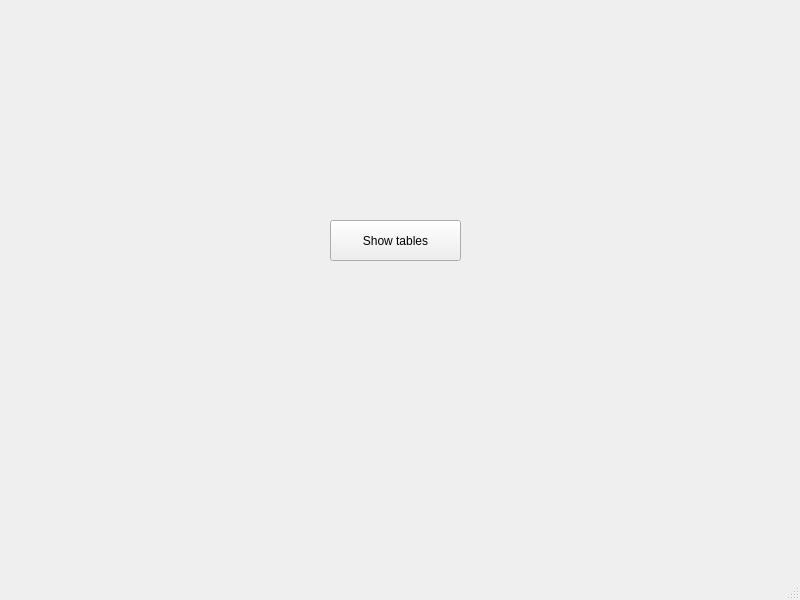
The window that code/gui/gui/mainwindow.ui (JustRayCB/bdd_projet1) describes before a commit, drawn with Qt 5.
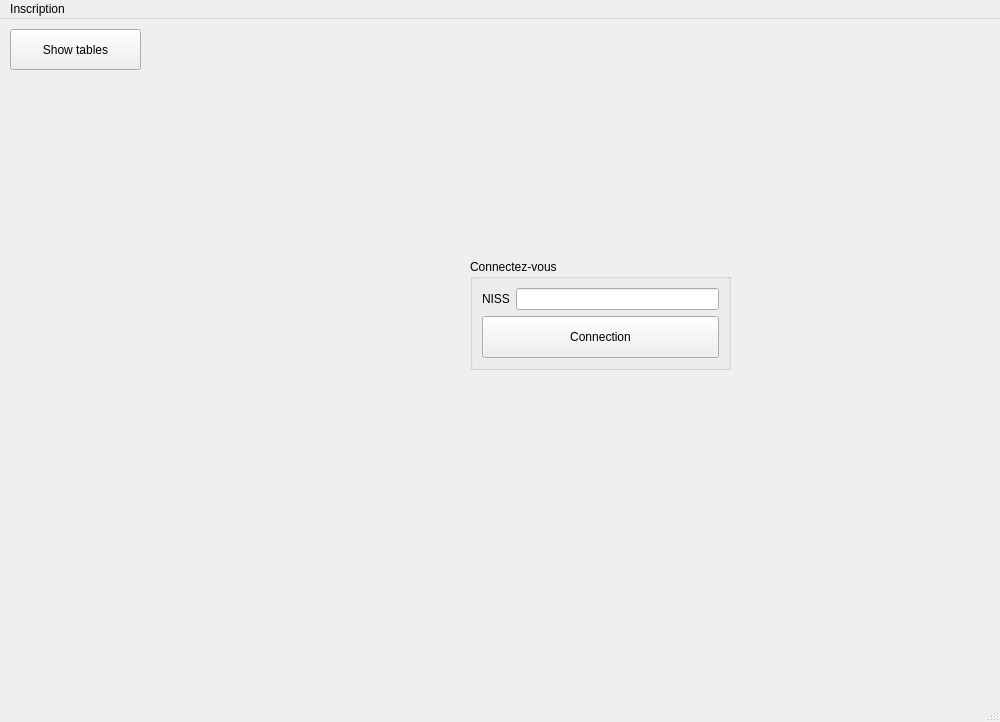
The same window after the commit. Icons and pictures are not drawn.

Commit message: Adding connection layout + ok to run with qt5

What changed in the file:
```diff
--- a/code/gui/gui/mainwindow.ui
+++ b/code/gui/gui/mainwindow.ui
@@ -6,8 +6,8 @@
    <rect>
     <x>0</x>
     <y>0</y>
-    <width>800</width>
-    <height>600</height>
+    <width>1000</width>
+    <height>722</height>
    </rect>
   </property>
   <property name="windowTitle">
@@ -17,8 +17,8 @@
    <widget class="QPushButton" name="pushButton">
     <property name="geometry">
      <rect>
-      <x>330</x>
-      <y>220</y>
+      <x>10</x>
+      <y>10</y>
       <width>131</width>
       <height>41</height>
      </rect>
@@ -27,18 +27,103 @@
      <string>Show tables</string>
     </property>
    </widget>
+   <widget class="QGroupBox" name="groupBox">
+    <property name="geometry">
+     <rect>
+      <x>470</x>
+      <y>240</y>
+      <width>261</width>
+      <height>111</height>
+     </rect>
+    </property>
+    <property name="title">
+     <string>Connectez-vous</string>
+    </property>
+    <layout class="QVBoxLayout" name="verticalLayout">
+     <item>
+      <layout class="QHBoxLayout" name="horizontalLayout">
+       <item>
+        <widget class="QLabel" name="nissLabel">
+         <property name="text">
+          <string>NISS</string>
+         </property>
+        </widget>
+       </item>
+       <item>
+        <widget class="QLineEdit" name="nissText"/>
+       </item>
+      </layout>
+     </item>
+     <item>
+      <widget class="QPushButton" name="connectionButton">
+       <property name="sizePolicy">
+        <sizepolicy hsizetype="Minimum" vsizetype="Preferred">
+         <horstretch>0</horstretch>
+         <verstretch>0</verstretch>
+        </sizepolicy>
+       </property>
+       <property name="text">
+        <string>Connection</string>
+       </property>
+      </widget>
+     </item>
+    </layout>
+   </widget>
+   <widget class="QLabel" name="loginPic">
+    <property name="geometry">
+     <rect>
+      <x>140</x>
+      <y>180</y>
+      <width>261</width>
+      <height>251</height>
+     </rect>
+    </property>
+    <property name="text">
+     <string/>
+    </property>
+    <property name="pixmap">
+     <pixmap>pictures/login.png</pixmap>
+    </property>
+    <property name="scaledContents">
+     <bool>true</bool>
+    </property>
+   </widget>
   </widget>
+  <widget class="QStatusBar" name="statusbar"/>
   <widget class="QMenuBar" name="menubar">
    <property name="geometry">
     <rect>
      <x>0</x>
      <y>0</y>
-     <width>800</width>
+     <width>1000</width>
      <height>19</height>
     </rect>
    </property>
+   <widget class="QMenu" name="menuInscription">
+    <property name="title">
+     <string>Inscription</string>
+    </property>
+    <addaction name="actionPatient"/>
+    <addaction name="actionPharmacien"/>
+    <addaction name="actionM_decin"/>
+   </widget>
+   <addaction name="menuInscription"/>
   </widget>
-  <widget class="QStatusBar" name="statusbar"/>
+  <action name="actionPatient">
+   <property name="text">
+    <string>Patient</string>
+   </property>
+  </action>
+  <action name="actionPharmacien">
+   <property name="text">
+    <string>Pharmacien</string>
+   </property>
+  </action>
+  <action name="actionM_decin">
+   <property name="text">
+    <string>Médecin</string>
+   </property>
+  </action>
  </widget>
  <resources/>
  <connections/>
```
The commit also changes 13 other files.
